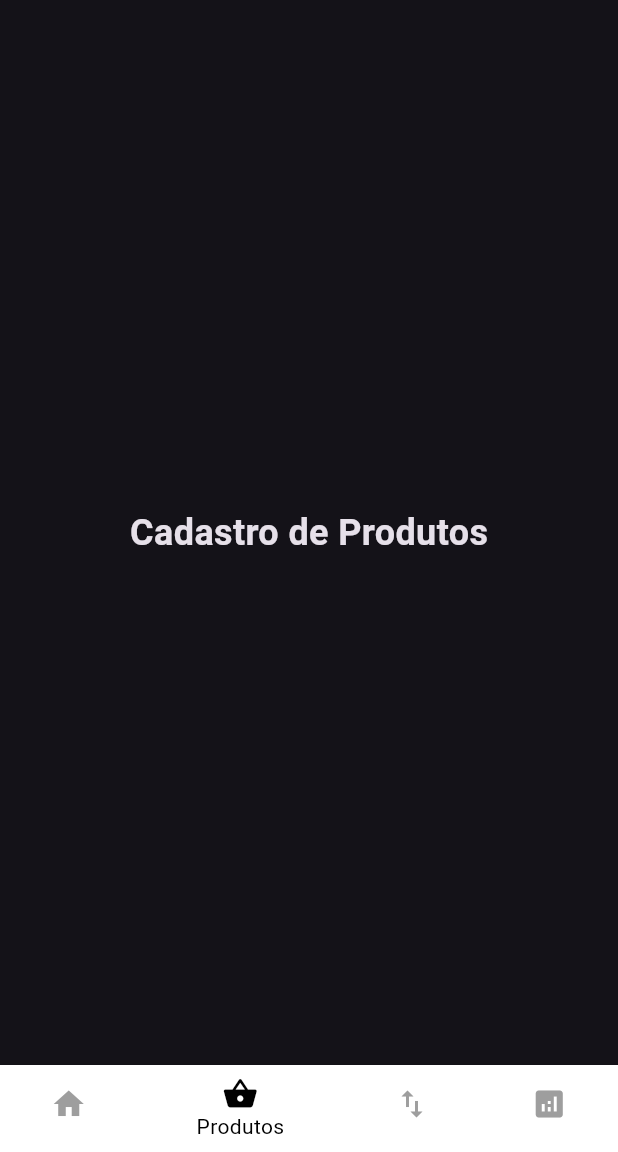
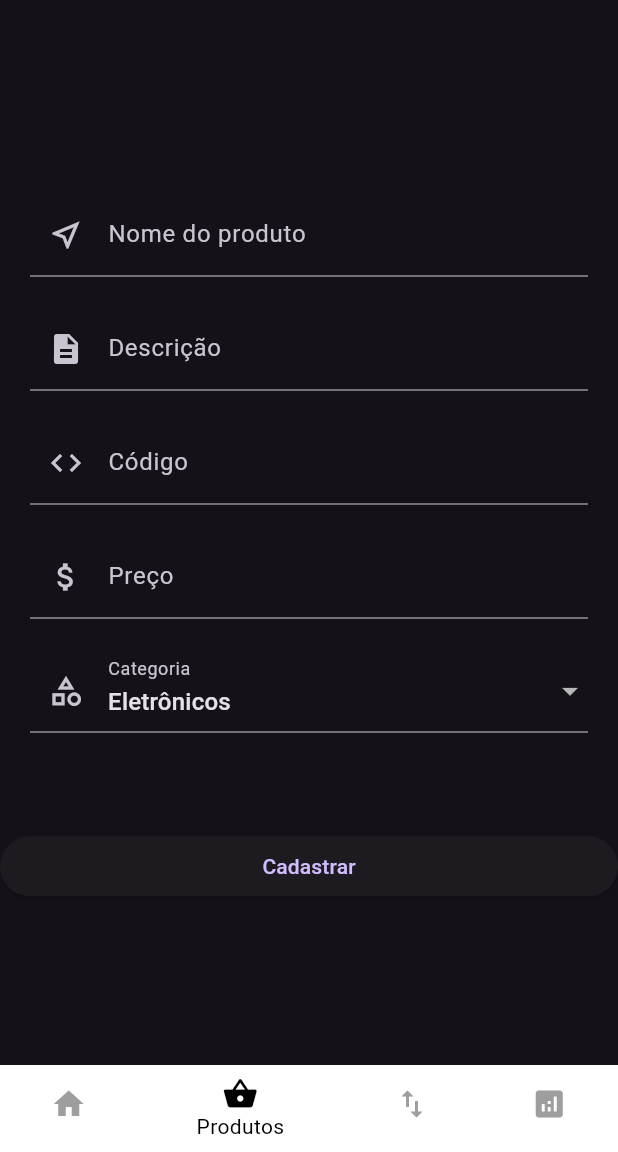
Before and after one commit to ihosana/PA1, a Flutter app: the AdmRoutingPage screen opened directly, item 2 of the bottom bar chosen, on a phone screen of 412 x 824 dp, the part 84-1236 px from its top. Run offline on Flutter 3.47's test engine with Material 3 defaults, Android fonts, the phone set to English and light mode, and no system bars; our stand-ins replace floor, sqflite; accounts and stored records are empty; generated files the repository leaves out were written again.

Commit message:
cadastroBack

```diff
--- a/lib/Listar.dart
+++ b/lib/Listar.dart
@@ -1,5 +1,5 @@
 import 'package:flutter/material.dart';
-import 'package:pa1_activy/dataBase/DataBase.dart';
+import 'package:pa1_activy/dataBase/DataBase2.dart';
 import 'package:pa1_activy/Models/User/UserDB.dart';
 
 class Listar extends StatelessWidget {
--- a/lib/Models/Product/ProductDB.dart
+++ b/lib/Models/Product/ProductDB.dart
@@ -2,12 +2,14 @@ import 'package:floor/floor.dart';
 
 @Entity()
 class ProductDB {
+
+  final String name;
   @PrimaryKey(autoGenerate: true)
-
   final int code;
   final String description;
   final double price;
   final String imagePath;
   final String category;
-  ProductDB(this.code, this.description, this.price, this.imagePath, this.category);
+  ProductDB(this.name, this.code, this.description, this.price, this.imagePath,
+      this.category);
 }
--- a/lib/Pages/CadastroPage/CadastroPage.dart
+++ b/lib/Pages/CadastroPage/CadastroPage.dart
@@ -1,6 +1,6 @@
 import 'package:flutter/material.dart';
 import 'package:pa1_activy/Pages/LoginPage/LoginPage.dart';
-import 'package:pa1_activy/dataBase/DataBase.dart'; // Importe o banco de dados aqui
+import 'package:pa1_activy/dataBase/DataBase2.dart'; // Importe o banco de dados aqui
 import 'package:pa1_activy/Models/User/UserDB.dart'; // Importe o modelo de usuário aqui
 
 class CadastroPage extends StatefulWidget {
@@ -18,7 +18,7 @@ class _CadastroScreenState extends State<CadastroPage> {
   // Método para salvar o usuário no banco de dados
   void _saveUser() async {
     final appDatabase =
-        await $FloorDataBase.databaseBuilder('DataBase.db').build();
+        await $FloorDataBase.databaseBuilder('DataBase2.db').build();
     final dao = appDatabase.usuarioDao;
 
     var novoUsuario = UserDB(name.text, int.parse(cpf.text), login.text, isAdm,
--- a/lib/Pages/CadastroProduto/CadastroProduto.dart
+++ b/lib/Pages/CadastroProduto/CadastroProduto.dart
@@ -0,0 +1,197 @@
+import 'package:flutter/material.dart';
+import 'package:flutter/services.dart';
+import 'package:intl/intl.dart'; // Certifique-se de que o pacote intl está importado
+import 'package:pa1_activy/Models/Product/ProductDB.dart';
+import 'package:pa1_activy/Pages/CadastroPage/CadastroPage.dart';
+import 'package:pa1_activy/Pages/RoutingPages/AdmRoutingPage.dart';
+import 'package:pa1_activy/dataBase/DataBase2.dart';
+
+class CadastroProduto extends StatefulWidget {
+  @override
+  _CadastroPro createState() => _CadastroPro();
+}
+
+class _CadastroPro extends State<CadastroProduto> {
+  final TextEditingController name = TextEditingController();
+  final TextEditingController code = TextEditingController();
+  final TextEditingController description = TextEditingController();
+  final TextEditingController price = TextEditingController();
+  String selectedCategory = 'Eletrônicos'; // Valor inicial para o dropdown
+
+  // Lista de categorias
+  final List<String> categories = ['Eletrônicos', 'Periféricos', 'Monitores', 'Smartphones'];
+
+  final String imagePath = " image";
+
+  // Método para salvar o usuário no banco de dados
+  void _saveProduct() async {
+    final appDatabase =
+        await $FloorDataBase.databaseBuilder('DataBase2.db').build();
+    final dao = appDatabase.productDao;
+
+    // Remove tudo que não é dígito ou vírgula
+    String priceText = price.text.replaceAll(RegExp(r'[^\d,]'), '');
+    // Substitui a vírgula por ponto para a conversão
+    double priceValue = double.tryParse(priceText.replaceAll(',', '.')) ?? 0;
+
+    var novoProduto = ProductDB(
+
+      name.text,
+      int.parse(code.text),
+      description.text,
+      priceValue,
+      imagePath,
+      selectedCategory
+
+    );
+    dao.insertProduct(novoProduto);
+   Navigator.push(
+      context,
+      MaterialPageRoute(builder: (context) => AdmRoutingPage()),
+    );
+  }
+
+  @override
+  Widget build(BuildContext context) {
+    return MaterialApp(
+      title: 'Cadastro',
+      theme: ThemeData.dark(),
+      home: Scaffold(
+        body: Container(
+          decoration: BoxDecoration(
+            // Se quiser adicionar um gradiente, descomente as linhas abaixo
+            // gradient: LinearGradient(
+            //   begin: Alignment.topLeft,
+            //   end: Alignment.bottomRight,
+            //   colors: [Colors.black, Colors.grey[900]!],
+            // ),
+          ),
+          child: Stack(
+            children: [
+              Center(
+                child: SingleChildScrollView(
+                  child: Column(
+                    mainAxisAlignment: MainAxisAlignment.center,
+                    crossAxisAlignment: CrossAxisAlignment.center,
+                    children: [
+                      Padding(
+                        padding: EdgeInsets.all(10.0),
+                      ),
+                      Padding(
+                        padding: EdgeInsets.symmetric(horizontal: 20.0),
+                        child: Column(
+                          children: [
+                            TextFormField(
+                              controller: name,
+                              decoration: InputDecoration(
+                                labelText: 'Nome do produto',
+                                prefixIcon: Icon(Icons.near_me_outlined),
+                              ),
+                            ),
+                            SizedBox(height: 20),
+                            TextFormField(
+                              controller: description,
+                              decoration: InputDecoration(
+                                labelText: 'Descrição',
+                                prefixIcon: Icon(Icons.description),
+                              ),
+                            ),
+                            SizedBox(height: 20),
+                            TextFormField(
+                              controller: code,
+                              decoration: InputDecoration(
+                                labelText: 'Código',
+                                prefixIcon: Icon(Icons.code),
+                              ),
+                            ),
+                            SizedBox(height: 20),
+                            TextFormField(
+                              controller: price,
+                              decoration: InputDecoration(
+                                labelText: 'Preço',
+                                prefixIcon: Icon(Icons.attach_money),
+                              ),
+                              keyboardType: TextInputType.numberWithOptions(decimal: true),
+                              inputFormatters: [
+                                _CurrencyInputFormatter(), // Usar formatter personalizado
+                              ],
+                            ),
+                            SizedBox(height: 20),
+                            DropdownButtonFormField<String>(
+                              value: selectedCategory,
+                              decoration: InputDecoration(
+                                labelText: 'Categoria',
+                                prefixIcon: Icon(Icons.category_outlined),
+                              ),
+                              onChanged: (newValue) {
+                                setState(() {
+                                  selectedCategory = newValue!;
+                                });
+                              },
+                              items: categories.map((category) {
+                                return DropdownMenuItem(
+                                  value: category,
+                                  child: Text(category),
+                                );
+                              }).toList(),
+                            ),
+                            SizedBox(height: 20),
+                          ],
+                        ),
+                      ),
+                      SizedBox(height: 45.0),
+                      SizedBox(
+                        width: double.infinity,
+                        child: ElevatedButton(
+                          onPressed: () { _saveProduct(); },
+                          child: Text('Cadastrar'),
+                        ),
+                      ),
+                    ],
+                  ),
+                ),
+              ),
+            ],
+          ),
+        ),
+      ),
+    );
+  }
+}
+
+// Formatter personalizado para adicionar vírgula
+class _CurrencyInputFormatter extends TextInputFormatter {
+  final NumberFormat _formatter = NumberFormat.simpleCurrency(locale: 'pt_BR', name: 'BRL');
+
+  @override
+  TextEditingValue formatEditUpdate(TextEditingValue oldValue, TextEditingValue newValue) {
+    // Remove tudo que não for dígito
+    String newText = newValue.text.replaceAll(RegExp(r'[^\d]'), '');
+
+    // Adiciona o ponto decimal
+    String formattedText = '';
+    int length = newText.length;
+    if (length > 2) {
+      formattedText = newText.substring(0, length - 2) + ',' + newText.substring(length - 2);
+    } else {
+      formattedText = '0,' + newText.padLeft(2, '0');
+    }
+
+    // Formata o texto final
+    StringBuffer buffer = StringBuffer();
+    int index = 0;
+    for (int i = formattedText.length - 1; i >= 0; i--) {
+      if (index > 0 && index % 3 == 0 && formattedText[i] != ',') {
+        buffer.write('.');
+      }
+      buffer.write(formattedText[i]);
+      index++;
+    }
+
+    // Retorna o novo valor formatado
+    return newValue.copyWith(
+      text: buffer.toString().split('').reversed.join(), // Reverte a string final
+      selection: TextSelection.collapsed(offset: buffer.length),
+    );
+  }
+}
--- a/lib/Pages/LoginPage/LoginPage.dart
+++ b/lib/Pages/LoginPage/LoginPage.dart
@@ -4,7 +4,7 @@ import 'package:pa1_activy/Listar.dart';
 import 'package:pa1_activy/Pages/CadastroPage/CadastroPage.dart';
 import 'package:pa1_activy/Pages/RoutingPages/AdmRoutingPage.dart';
 import 'package:pa1_activy/Pages/RoutingPages/RoutingPage.dart';
-import 'package:pa1_activy/dataBase/DataBase.dart';
+import 'package:pa1_activy/dataBase/DataBase2.dart';
 
 class LoginPage extends StatelessWidget {
   final TextEditingController password = TextEditingController();
--- a/lib/Pages/RoutingPages/AdmRoutingPage.dart
+++ b/lib/Pages/RoutingPages/AdmRoutingPage.dart
@@ -1,15 +1,11 @@
 import 'package:flutter/material.dart';
+import 'package:pa1_activy/Pages/CadastroProduto/CadastroProduto.dart';
 
 // Crie páginas separadas para Produtos, Transações e Análises.
 class ProductsPage extends StatelessWidget {
   @override
   Widget build(BuildContext context) {
-    return Center(
-      child: Text(
-        'Cadastro de Produtos',
-        style: TextStyle(fontSize: 24, fontWeight: FontWeight.bold),
-      ),
-    );
+    return CadastroProduto();
   }
 }
 
--- a/lib/dataBase/DataBase.dart
+++ b/lib/dataBase/DataBase2.dart
@@ -5,7 +5,7 @@ import 'package:sqflite/sqflite.dart' as sqflite;
 import 'package:floor/floor.dart';
 import 'package:pa1_activy/Models/Product/ProductDao.dart';
 import 'package:pa1_activy/Models/User/UserDao.dart';
-part 'DataBase.g.dart';
+part 'DataBase2.g.dart';
 
 @Database(version: 1, entities: [UserDB,ProductDB])
 abstract class DataBase extends FloorDatabase{
--- a/pubspec.yaml
+++ b/pubspec.yaml
@@ -30,6 +30,7 @@ environment:
 dependencies:
   flutter:
     sdk: flutter
+  intl: ^0.18.0
   floor: ^1.4.2
   # The following adds the Cupertino Icons font to your application.
   # Use with the CupertinoIcons class for iOS style icons.
```
Also changed, not shown: lib/dataBase/DataBase2.g.dart, pubspec.lock.
